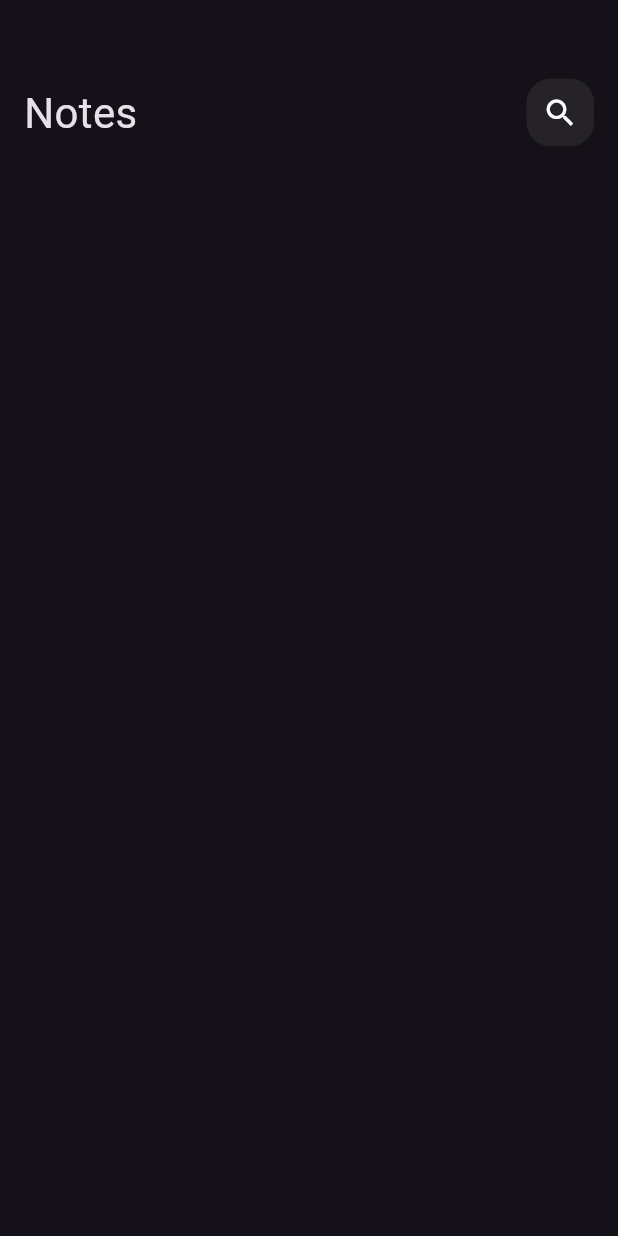
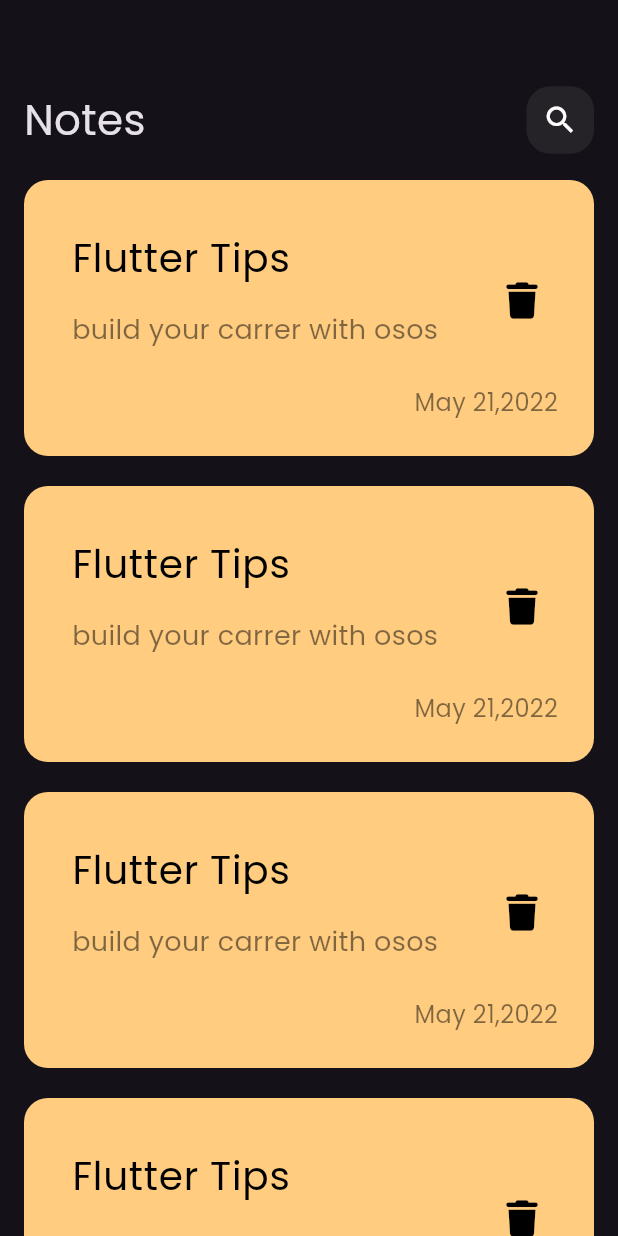
Before and after one commit to Osaamaa/notes, a Flutter app: the screen it shows after launch, on a phone screen of 412 x 824 dp. Run offline on Flutter 3.47's test engine with Material 3 defaults, Android fonts, the phone set to English and light mode, and no system bars; our stand-ins replace font_awesome_flutter.

Commit message:
create NotesListView commit

```diff
--- a/lib/main.dart
+++ b/lib/main.dart
@@ -11,9 +11,11 @@ class NotesApp extends StatelessWidget {
   @override
   Widget build(BuildContext context) {
     return MaterialApp(
-      theme: ThemeData(brightness: Brightness.dark),
+      theme: ThemeData(
+          brightness: Brightness.dark,
+          fontFamily: 'Poppins'),
       debugShowCheckedModeBanner: false,
       home: const NotesView(),
-    ) ;
+    );
   }
 }
--- a/lib/views/widgets/Notes_View_Body.dart
+++ b/lib/views/widgets/Notes_View_Body.dart
@@ -1,19 +1,21 @@
 import 'package:flutter/material.dart';
+import 'package:notes_app/views/widgets/custom_note_item.dart';
 
 import 'custom_app_bar.dart';
+import 'notes_list_view.dart';
 
 class NotesViewBody extends StatelessWidget {
   const NotesViewBody({super.key});
 
   @override
   Widget build(BuildContext context) {
-    return const Padding(
+    return   const Padding(
       padding: EdgeInsets.symmetric(horizontal: 16),
       child: Column(
         children: [
-          SizedBox(height: 50,
-          ),
+          SizedBox(height: 50,),
           CustomAppBar(),
+          Expanded(child: NotesListView()),
         ],
       ),
     );
--- a/lib/views/widgets/custom_app_bar.dart
+++ b/lib/views/widgets/custom_app_bar.dart
@@ -11,11 +11,11 @@ class CustomAppBar extends StatelessWidget {
     return const Row(
       children: [
         SizedBox(
-          height: 50,
+          height: 60,
         ),
         Text(
-          'Notes',style:Styles.style28,
-
+          'Notes',
+          style: Styles.style28,
         ),
         Spacer(),
         CustomSearchIcon(),
--- /dev/null
+++ b/lib/views/widgets/custom_note_item.dart
@@ -0,0 +1,53 @@
+import 'package:flutter/material.dart';
+import 'package:font_awesome_flutter/font_awesome_flutter.dart';
+
+class NoteItem extends StatelessWidget {
+  const NoteItem({super.key});
+
+  @override
+  Widget build(BuildContext context) {
+    return Container(
+      padding: const EdgeInsets.only(top: 24, bottom: 24, left: 16),
+      decoration: BoxDecoration(
+          color: const Color(0xffFFCC80),
+          borderRadius: BorderRadius.circular(16)),
+      child: Column(
+        crossAxisAlignment: CrossAxisAlignment.end,
+        children: [
+          ListTile(
+            title: const Text(
+              "Flutter Tips",
+              style: TextStyle(color: Colors.black, fontSize: 26),
+            ),
+            subtitle: Padding(
+              padding: const EdgeInsets.symmetric(vertical: 16),
+              child: Text(
+                "build your carrer with osos",
+                style: TextStyle(
+                    color: Colors.black.withOpacity(.5), fontSize: 18),
+              ),
+            ),
+            trailing: IconButton(
+              icon: const Icon(
+                FontAwesomeIcons.trash,
+                color: Colors.black,
+                size: 24,
+              ),
+              onPressed: () {
+                print("hello");
+              },
+            ),
+          ),
+          Padding(
+            padding: const EdgeInsets.only(right: 24),
+            child: Text(
+              "May 21,2022",
+              style:
+              TextStyle(color: Colors.black.withOpacity(.5), fontSize: 16),
+            ),
+          ),
+        ],
+      ),
+    );
+  }
+}
--- /dev/null
+++ b/lib/views/widgets/notes_list_view.dart
@@ -0,0 +1,17 @@
+import 'package:flutter/material.dart';
+
+import 'custom_note_item.dart';
+
+class NotesListView extends StatelessWidget {
+  const NotesListView({super.key});
+
+  @override
+  Widget build(BuildContext context) {
+    return ListView.builder(itemBuilder: (context,index){
+      return const Padding(
+        padding: EdgeInsets.symmetric(vertical: 10),
+        child: NoteItem(),
+      );
+    });
+  }
+}
```
Also changed, not shown: pubspec.yaml (+6 -12 lines), assets/fonts/Poppins-Regular.ttf (added), pubspec.lock.
